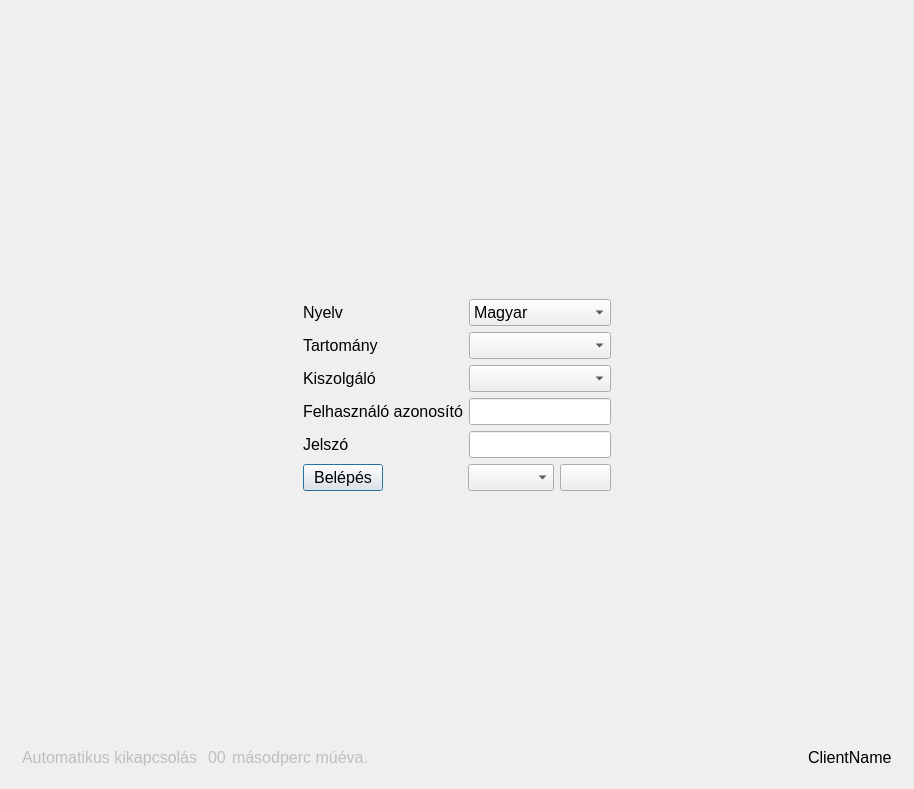
The window that dialog.ui (csikfer/rdpwrp) describes before a commit, drawn with Qt 5.
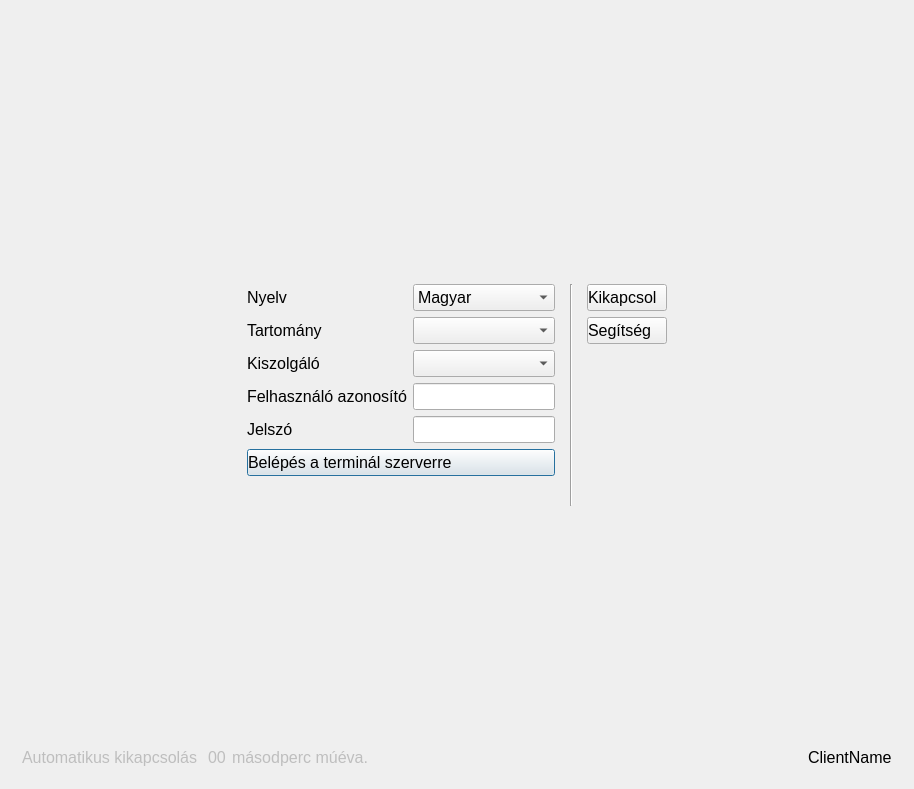
The same window after the commit. Icons and pictures are not drawn.

The edit to the form file:
```diff
--- a/dialog.ui
+++ b/dialog.ui
@@ -30,6 +30,9 @@
   <property name="autoFillBackground">
    <bool>true</bool>
   </property>
+  <property name="styleSheet">
+   <string notr="true">QPushButton { Text-align:left; }</string>
+  </property>
   <layout class="QVBoxLayout" name="verticalLayout_2">
    <item>
     <widget class="QWidget" name="widget_2" native="true">
@@ -185,11 +188,20 @@
          <item>
           <widget class="QPushButton" name="logOnPB">
            <property name="text">
-            <string>Belépés</string>
+            <string>Belépés a terminál szerverre</string>
            </property>
            <property name="icon">
             <iconset resource="rdpwrp.qrc">
-             <normaloff>:/mages/arrw01_05a.gif</normaloff>:/mages/arrw01_05a.gif</iconset>
+             <normaloff>:/images/windows.png</normaloff>:/images/windows.png</iconset>
+           </property>
+           <property name="iconSize">
+            <size>
+             <width>32</width>
+             <height>32</height>
+            </size>
+           </property>
+           <property name="checkable">
+            <bool>false</bool>
            </property>
            <property name="autoDefault">
             <bool>true</bool>
@@ -197,35 +209,98 @@
            <property name="default">
             <bool>true</bool>
            </property>
+           <property name="flat">
+            <bool>false</bool>
+           </property>
           </widget>
          </item>
+        </layout>
+       </item>
+       <item>
+        <spacer name="verticalSpacer_4">
+         <property name="orientation">
+          <enum>Qt::Vertical</enum>
+         </property>
+         <property name="sizeHint" stdset="0">
+          <size>
+           <width>20</width>
+           <height>40</height>
+          </size>
+         </property>
+        </spacer>
+       </item>
+       <item>
+        <layout class="QHBoxLayout" name="horizontalLayout_7"/>
+       </item>
+      </layout>
+     </item>
+     <item>
+      <widget class="Line" name="line">
+       <property name="minimumSize">
+        <size>
+         <width>20</width>
+         <height>0</height>
+        </size>
+       </property>
+       <property name="orientation">
+        <enum>Qt::Vertical</enum>
+       </property>
+      </widget>
+     </item>
+     <item>
+      <layout class="QHBoxLayout" name="horizontalLayout_13">
+       <item>
+        <layout class="QVBoxLayout" name="verticalLayout_3">
          <item>
-          <spacer name="horizontalSpacer">
+          <widget class="QPushButton" name="offPB">
+           <property name="text">
+            <string>Kikapcsol</string>
+           </property>
+           <property name="icon">
+            <iconset resource="rdpwrp.qrc">
+             <normaloff>:/images/off.ico</normaloff>:/images/off.ico</iconset>
+           </property>
+           <property name="iconSize">
+            <size>
+             <width>32</width>
+             <height>32</height>
+            </size>
+           </property>
+          </widget>
+         </item>
+         <item>
+          <widget class="QPushButton" name="helpPB">
+           <property name="text">
+            <string>Segítség</string>
+           </property>
+           <property name="icon">
+            <iconset resource="rdpwrp.qrc">
+             <normaloff>:/images/help.ico</normaloff>:/images/help.ico</iconset>
+           </property>
+           <property name="iconSize">
+            <size>
+             <width>32</width>
+             <height>32</height>
+            </size>
+           </property>
+          </widget>
+         </item>
+         <item>
+          <layout class="QVBoxLayout" name="buttomLayout"/>
+         </item>
+         <item>
+          <spacer name="verticalSpacer_3">
            <property name="orientation">
-            <enum>Qt::Horizontal</enum>
+            <enum>Qt::Vertical</enum>
            </property>
            <property name="sizeHint" stdset="0">
             <size>
-             <width>40</width>
-             <height>20</height>
+             <width>20</width>
+             <height>40</height>
             </size>
            </property>
           </spacer>
          </item>
-         <item>
-          <widget class="QComboBox" name="goCB"/>
-         </item>
-         <item>
-          <widget class="QPushButton" name="goPB">
-           <property name="text">
-            <string/>
-           </property>
-           <property name="icon">
-            <iconset resource="rdpwrp.qrc">
-             <normaloff>:/mages/arrw01_01a.gif</normaloff>:/mages/arrw01_01a.gif</iconset>
-           </property>
-          </widget>
-         </item>
         </layout>
        </item>
       </layout>
```
Left out of the diff: 8 changed lines with no effect on the pictures.
